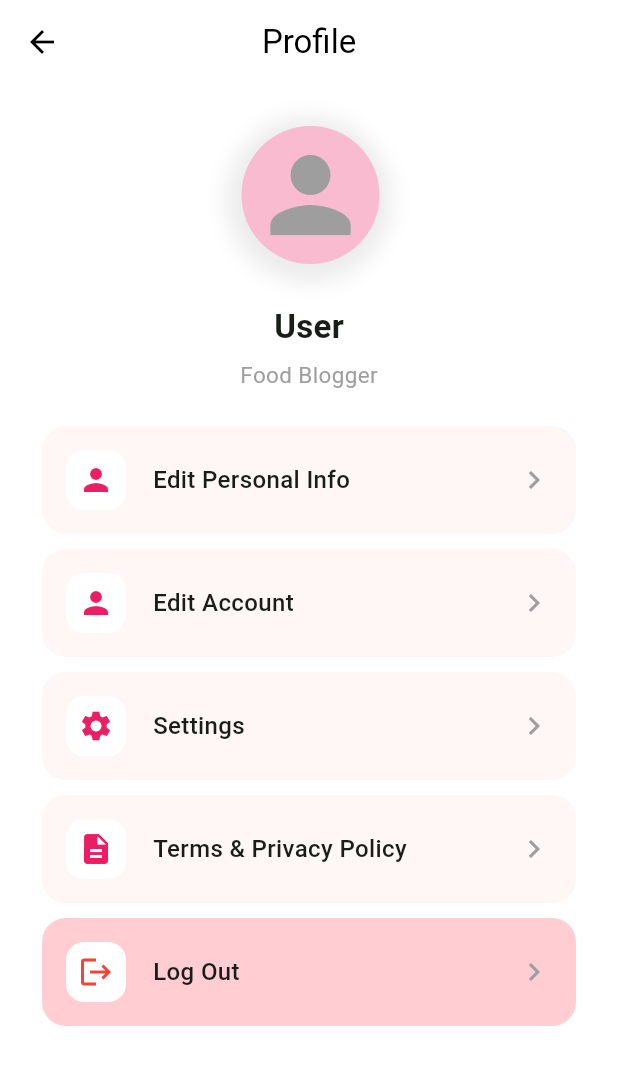
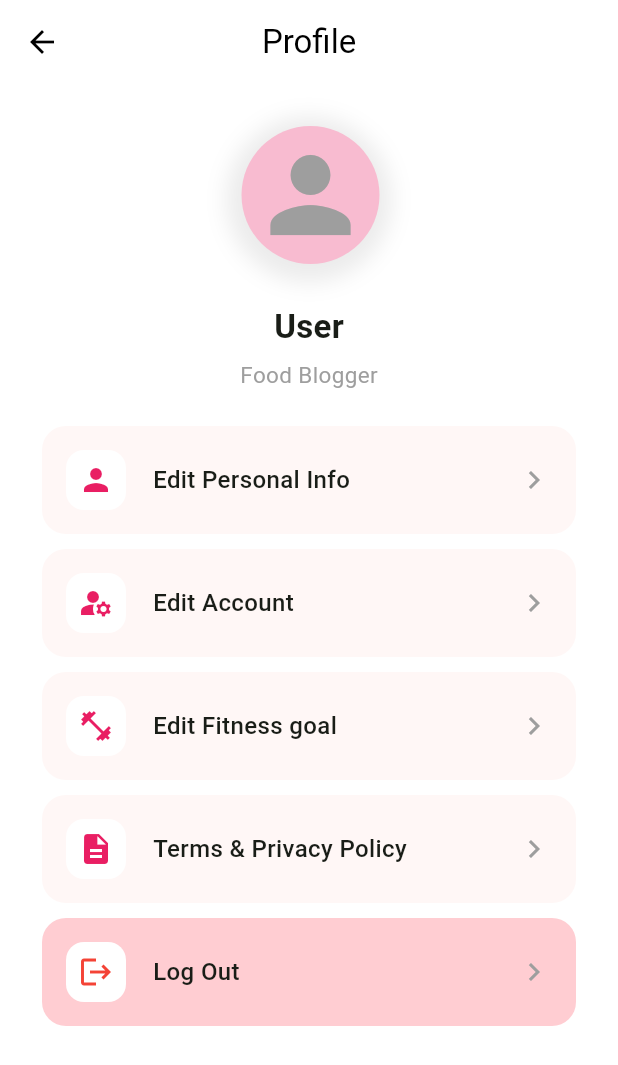
Before and after one commit to Elia-Helou/flutter_project, a Flutter app: the ProfileScreen screen opened by its route, on a phone screen of 412 x 824 dp. Shown: the top 1065 px of the screen. Run offline on Flutter 3.47's test engine with Material 3 defaults, Android fonts, the phone set to English and light mode, and no system bars; our stand-ins replace flutter_dotenv; missing offline and left inert: bcrypt, postgres.

Commit message:
Edit icons

```diff
--- a/lib/screens/profile_screen.dart
+++ b/lib/screens/profile_screen.dart
@@ -42,7 +42,7 @@ class ProfileScreen extends StatelessWidget {
         },
       ),
       _ProfileOption(
-        icon: Icons.person,
+        icon: Icons.manage_accounts,
         label: 'Edit Account',
         onTap: () {
           Navigator.push(
@@ -52,8 +52,8 @@ class ProfileScreen extends StatelessWidget {
         },
       ),
       _ProfileOption(
-        icon: Icons.settings,
-        label: 'Settings',
+        icon: Icons.fitness_center,
+        label: 'Edit Fitness goal',
         onTap: () {},
       ),
       _ProfileOption(
```
